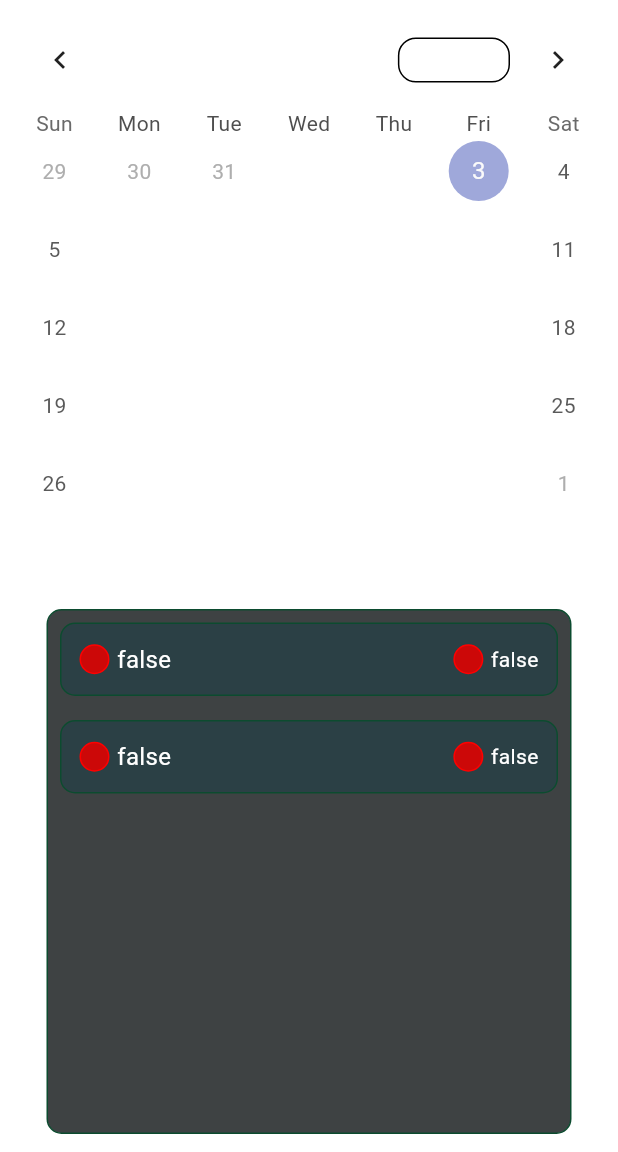
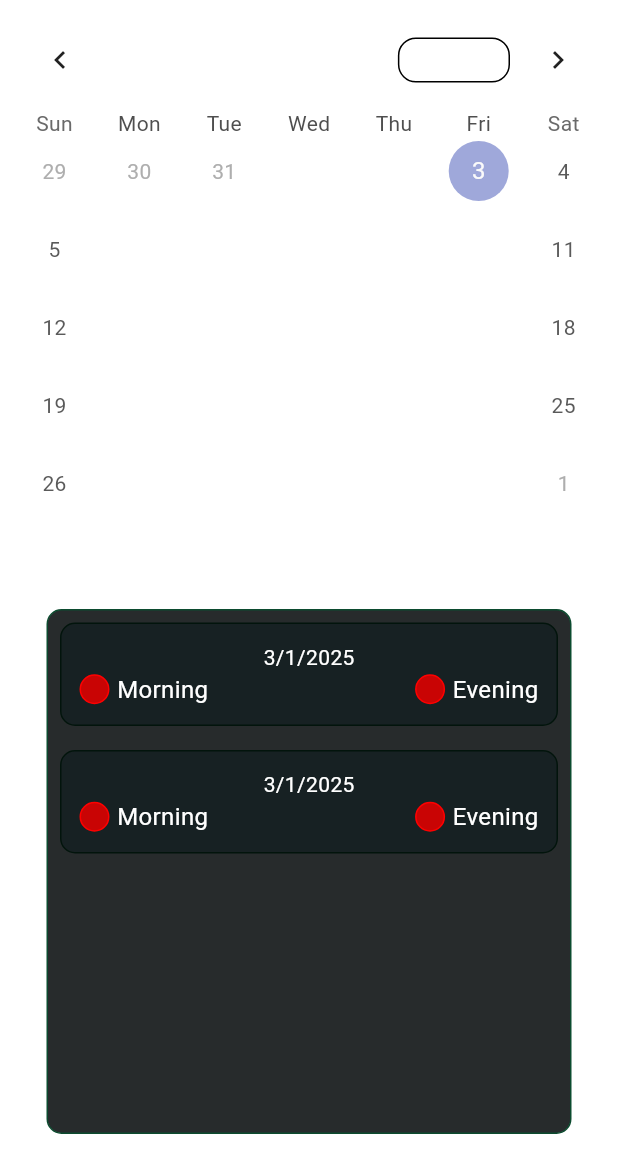
Before and after one commit to Fuadseid/checklist_app_for_medical_tab_user, a Flutter app: the screen it shows after launch, on a phone screen of 412 x 824 dp, the part 84-1236 px from its top. Run offline on Flutter 3.47's test engine with Material 3 defaults, Android fonts, the phone set to English and light mode, and no system bars; drawn by our look-alikes of table_calendar.

Commit message:
adding image to the drawer

```diff
--- a/checklist_app/lib/Screen/Displaycheck.dart
+++ b/checklist_app/lib/Screen/Displaycheck.dart
@@ -10,13 +10,13 @@ class Displaycheck extends StatelessWidget {
     // Access Checkerprovider values
     final bvalue = context.watch<Checkerprovider>().bvalue;
     final bvalue1 = context.watch<Checkerprovider>().bvalue1;
-
+    final now = [DateTime.now().day, DateTime.now().month, DateTime.now().year];
     return Consumer<Checkerprovider>(
       builder: (context, value, child) => Container(
         decoration: BoxDecoration(
           borderRadius: BorderRadius.circular(10),
           border: Border.all(color: const Color.fromARGB(255, 12, 75, 47)),
-          color: const Color.fromARGB(255, 62, 66, 67),
+          color: const Color.fromARGB(255, 39, 43, 44),
         ),
         height: 350,
         width: 350,
@@ -28,13 +28,18 @@ class Displaycheck extends StatelessWidget {
               child: Container(
                 decoration: BoxDecoration(
                   border:
-                      Border.all(color: const Color.fromARGB(255, 12, 75, 47)),
+                      Border.all(color: const Color.fromARGB(255, 2, 20, 12)),
                   borderRadius: BorderRadius.circular(10),
-                  color: const Color.fromARGB(255, 43, 64, 69),
+                  color: const Color.fromARGB(255, 23, 33, 35),
                 ),
                 child: Padding(
                   padding: const EdgeInsets.all(12.0),
-                  child: Row(
+                  child: Column(
+                    children: [
+                      Text(
+                        '${now[0].toString()}/${now[1].toString()}/${now[2].toString()}', // Display bvalue from Checkerprovider
+                      ),
+                      Row(
                         mainAxisAlignment: MainAxisAlignment.spaceBetween,
                         children: [
                           Row(
@@ -49,17 +54,18 @@ class Displaycheck extends StatelessWidget {
                                   borderRadius: BorderRadius.circular(100),
                                   border: Border.all(
                                       color: bvalue == true
-                                      ? const Color.fromARGB(255, 12, 75, 47)
-                                      : const Color.fromARGB(255, 255, 0, 0)),
+                                          ? const Color.fromARGB(
+                                              255, 12, 75, 47)
+                                          : const Color.fromARGB(
+                                              255, 255, 0, 0)),
                                 ),
                               ),
                               const SizedBox(
                                 width: 5,
                               ),
-                          Text(
-                            bvalue
-                                .toString(), // Display bvalue from Checkerprovider
-                            style: const TextStyle(
+                              const Text(
+                                "Morning",
+                                style:  TextStyle(
                                     color: Colors.white, fontSize: 16),
                               ),
                             ],
@@ -76,20 +82,21 @@ class Displaycheck extends StatelessWidget {
                                   borderRadius: BorderRadius.circular(100),
                                   border: Border.all(
                                       color: bvalue1 == true
-                                      ? const Color.fromARGB(255, 12, 75, 47)
-                                      : const Color.fromARGB(255, 255, 0, 0)),
+                                          ? const Color.fromARGB(
+                                              255, 12, 75, 47)
+                                          : const Color.fromARGB(
+                                              255, 255, 0, 0)),
                                 ),
                               ),
                               const SizedBox(
                                 width: 5,
                               ),
-                          Text(
-                            context
-                                .read<Checkerprovider>()
-                                .bvalue1
-                                .toString(), // Display bvalue1 from Checkerprovider
-                            style: const TextStyle(
-                                color: Colors.white, fontSize: 14),
+                              const Text(
+                                "Evening", // Display bvalue1 from Checkerprovider
+                                style:  TextStyle(
+                                    color: Colors.white, fontSize: 16),
+                              ),
+                            ],
                           ),
                         ],
                       ),
--- a/checklist_app/lib/widget/Homepage.dart
+++ b/checklist_app/lib/widget/Homepage.dart
@@ -21,12 +21,12 @@ class Homepage extends StatelessWidget {
       drawer: Drawer(
         backgroundColor: Theme.of(context).secondaryHeaderColor,
         child: Consumer(
-          builder:(context, value, child)=> Column(children: [
+          builder: (context, value, child) => Column(children: [
             Container(
                 height: 350,
                 width: double.infinity,
                 child: Image.asset(
-                    "lib/assets/many_tablets.jpg",
+                  'assets/many_tablets.jpg',
                   fit: BoxFit.cover,
                 )),
           ]),
--- a/checklist_app/pubspec.yaml
+++ b/checklist_app/pubspec.yaml
@@ -31,7 +31,6 @@ dependencies:
   flutter:
     sdk: flutter
 
-
   # The following adds the Cupertino Icons font to your application.
   # Use with the CupertinoIcons class for iOS style icons.
   cupertino_icons: ^1.0.8
@@ -61,8 +60,8 @@ flutter:
   uses-material-design: true
 
   # To add assets to your application, add an assets section, like this:
-assets:
-  - assets/images/many_tablets.jpg
+  assets:
+    - assets/many_tablets.jpg
 
   #   - images/a_dot_ham.jpeg
 
```
Also changed, not shown: checklist_app/lib/Screen/Calander.dart (+25 -6 lines), checklist_app/assets/many_tablets.jpg (renamed from checklist_app/lib/assets/many_tablets.jpg). Lines whose indentation alone changed are shown as unchanged.
